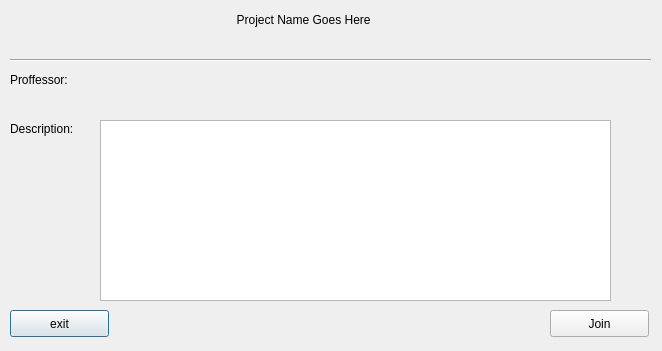
The window that D1/studentprojectview.ui (GuelorEmanuel/Team-Tech-Support) describes before a commit, drawn with Qt 5.
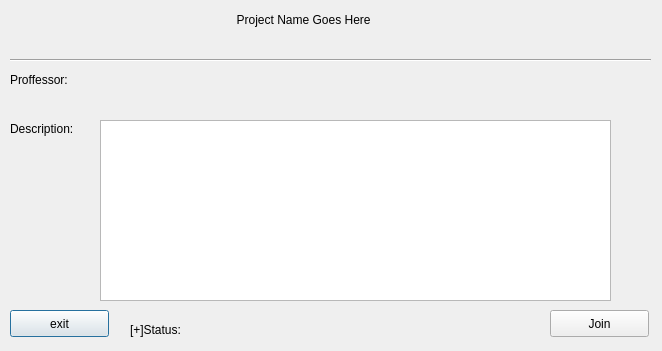
The same window after the commit.

What changed in the file:
```diff
--- a/D1/studentprojectview.ui
+++ b/D1/studentprojectview.ui
@@ -101,6 +101,19 @@
     <string>Join</string>
    </property>
   </widget>
+  <widget class="QLabel" name="statusLbl">
+   <property name="geometry">
+    <rect>
+     <x>130</x>
+     <y>320</y>
+     <width>391</width>
+     <height>20</height>
+    </rect>
+   </property>
+   <property name="text">
+    <string>[+]Status:</string>
+   </property>
+  </widget>
  </widget>
  <resources/>
  <connections/>
```
